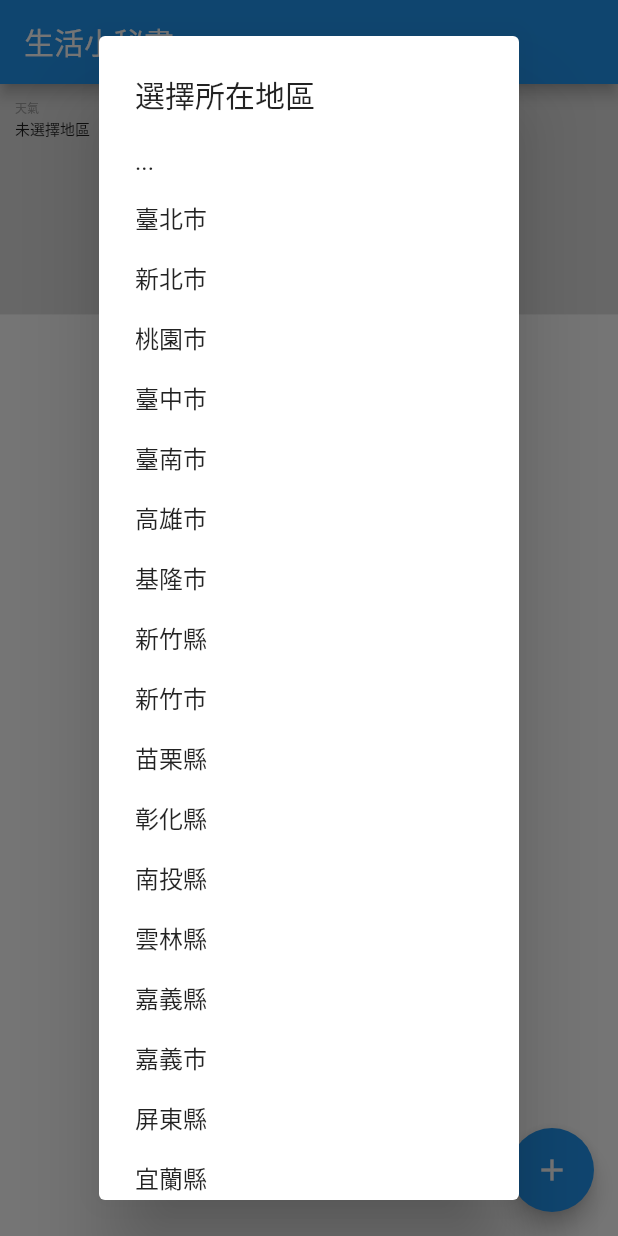
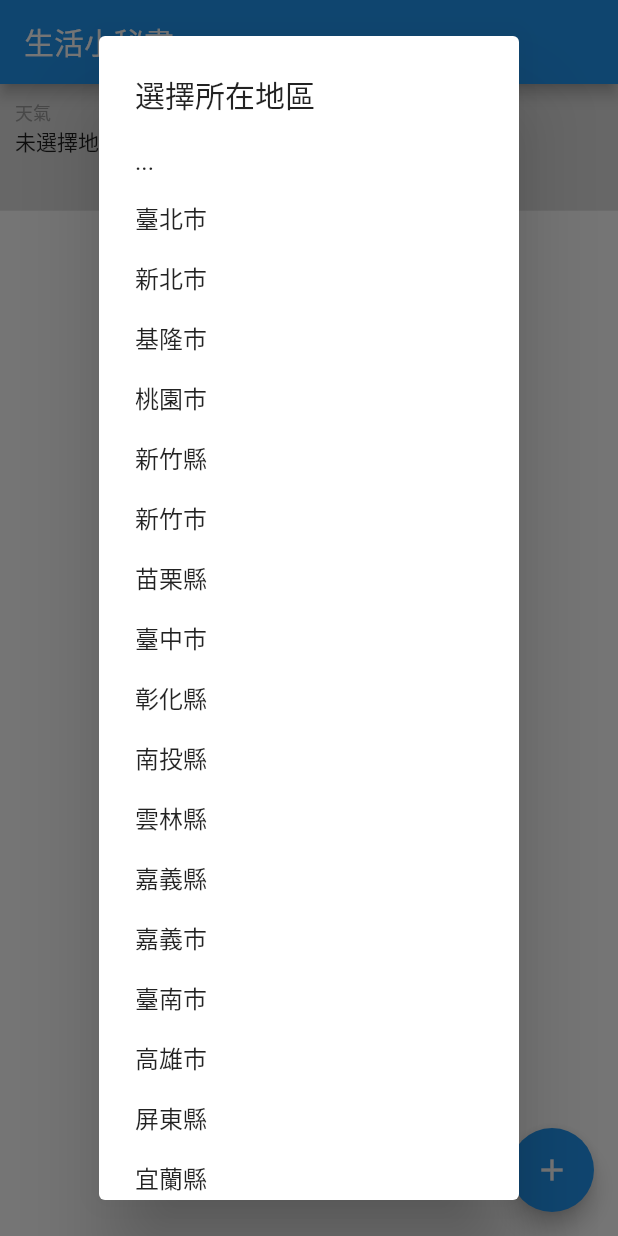
Before and after one commit to sstingo/little_sercetary, a Flutter app: the screen it shows after launch, after a tap on the "add" icon, on a phone screen of 412 x 824 dp. Run offline on Flutter 3.47's test engine with Material 2 defaults, Android fonts, the phone set to English and light mode, and no system bars.

Commit message:
城市(中文)ok

```diff
--- a/lib/main.dart
+++ b/lib/main.dart
@@ -30,7 +30,7 @@ class MyHomePage extends StatefulWidget {
 
 class _MyHomePageState extends State<MyHomePage> {
   dynamic weatherData;
-  int _locations = -1;
+  int _locations = 22;
   String cityName;
   String wx;
   int wxValue;
@@ -42,7 +42,11 @@ class _MyHomePageState extends State<MyHomePage> {
   @override
   void initState() {
     super.initState();
-    // weatherData = getData();
+    // setData() await;
+    // Future setData() async {
+    //   weatherData = await getData();
+    // }
+
     updateWeather();
     // print(weatherData); /////
   }
@@ -62,7 +66,7 @@ class _MyHomePageState extends State<MyHomePage> {
           child: FractionallySizedBox(
             //百分比調大小
             widthFactor: 1,
-            heightFactor: 0.2,
+            heightFactor: 0.11,
             child: Container(
               color: Colors.grey[300],
               padding: EdgeInsets.all(10.0),
@@ -72,31 +76,30 @@ class _MyHomePageState extends State<MyHomePage> {
                   Text(
                     '天氣',
                     style: TextStyle(
-                      fontSize: 8.0,
+                      fontSize: 12.0,
                       color: Colors.grey,
                     ),
                   ),
                   Text(
-                    '${_locations < 0 ? "未選擇地區" : Locations.values[_locations]}' +
-                        '${_locations < 0 ? "" : " 今日天氣 "}',
+                    '${_locations >= 22 ? "未選擇地區" : cityName}' +
+                        // '${_locations >= 22 ? "" : Locations.values[_locations]}' + //////
+                        // '${_locations > 22 ? "" : _locations}' +
+                        '${_locations >= 22 ? "" : " 💧"}' +
+                        '${_locations >= 22 ? "" : pop}' +
+                        '${_locations >= 22 ? "" : "%"}',
                     style: TextStyle(
-                      fontSize: 10.0,
+                      fontSize: 14.0,
                     ),
                   ),
                   Text(
-                    '${_locations < 0 ? "" : wxIcon}' +
-                        '${_locations < 0 ? "" : minT}' +
-                        '${_locations < 0 ? "" : "°c~"}' +
-                        '${_locations < 0 ? "" : maxT}' +
-                        '${_locations < 0 ? "" : "°c"}' +
-                        '${_locations < 0 ? "" : " 💧"}' +
-                        '${_locations < 0 ? "" : pop}' +
-                        '${_locations < 0 ? "" : "%"}',
-                    // '${_locations < 0 ? "" : _locations}', /////////
+                    '${_locations >= 22 ? "" : wxIcon}' +
+                        '${_locations >= 22 ? "" : minT}' +
+                        '${_locations >= 22 ? "" : "°c~"}' +
+                        '${_locations >= 22 ? "" : maxT}' +
+                        '${_locations >= 22 ? "" : "°c"}',
                     style: TextStyle(
-                      fontSize: 10.0,
+                      fontSize: 14.0,
                     ),
-                    // style: Theme.of(context).textTheme.display1,
                   ),
                 ],
               ),
@@ -111,14 +114,14 @@ class _MyHomePageState extends State<MyHomePage> {
           setState(() {
             try {
               if (locations.index == 0) {
-                _locations = -1;
+                _locations = 22;
               } else {
                 _locations = locations.index;
                 updateWeather();
               }
             } catch (e) {
-              print('fail');
-              // _locations = -1;
+              print('fail'); ///////////
+              // _locations = 22;
             }
           });
         },
@@ -128,35 +131,31 @@ class _MyHomePageState extends State<MyHomePage> {
     );
   }
 
-  // void updateData() async {
-  //   weatherData = await getData();
-  //   print("bbbbbbbbbbb$weatherData");
-  // }
-
   void updateWeather() async {
-    // print("aaaaaaaaaaa$weatherData");
+    // print(_locations); /////////
     setState(() {
-      if (weatherData == null || _locations < 0) {
+      if (weatherData == null || _locations >= 22) {
         cityName = '';
         wxIcon = '';
         maxT = '';
         minT = '';
         pop = '';
-        // print('test1'); ///////
+        _locations = 22;
+        print('updateWeather fail');
         return;
       }
-      cityName = weatherData['cwbopendata']['dataset']['location']
-          [_locations - 1]['locationName'];
-      wx = weatherData['cwbopendata']['dataset']['location'][_locations - 1]
+      // cityName = weatherData['cwbopendata']['dataset']['location']
+      //     [_locations - 1]['locationName'];
+      cityName = getCityName(_locations);
+      wx = weatherData['cwbopendata']['dataset']['location'][_locations]
           ['weatherElement'][0]['time'][1]['parameter']['parameterValue'];
       wxValue = int.parse(wx);
-      // print(wxValue);
       wxIcon = getWeatherIcon(wxValue);
-      maxT = weatherData['cwbopendata']['dataset']['location'][_locations - 1]
+      maxT = weatherData['cwbopendata']['dataset']['location'][_locations]
           ['weatherElement'][1]['time'][1]['parameter']['parameterName'];
-      minT = weatherData['cwbopendata']['dataset']['location'][_locations - 1]
+      minT = weatherData['cwbopendata']['dataset']['location'][_locations]
           ['weatherElement'][2]['time'][1]['parameter']['parameterName'];
-      pop = weatherData['cwbopendata']['dataset']['location'][_locations - 1]
+      pop = weatherData['cwbopendata']['dataset']['location'][_locations]
           ['weatherElement'][4]['time'][1]['parameter']['parameterName'];
     });
   }
```
Also changed, not shown: lib/services/weather.dart (+56 -27 lines).
